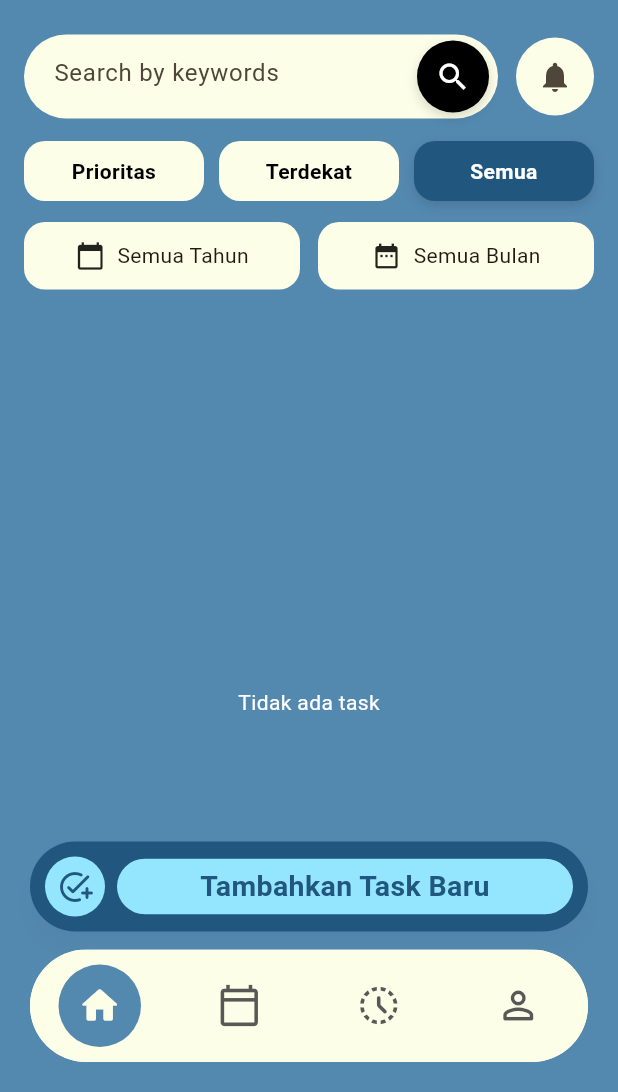
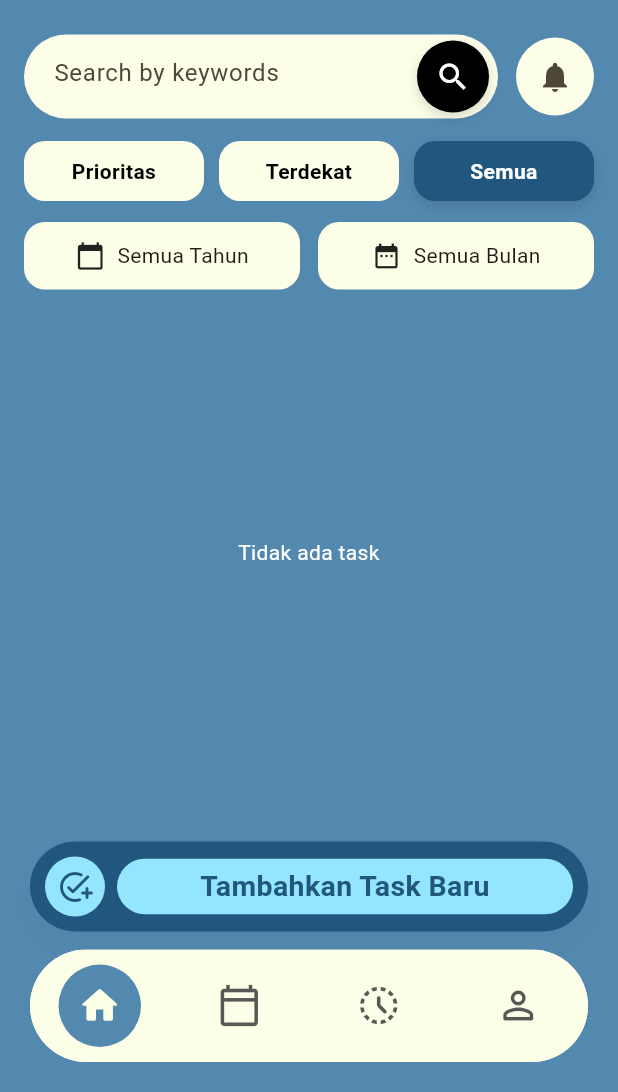
Before and after one commit to habibNurrohmad/ticktask_frontend, a Flutter app: the MainNavView screen opened by its route, on a phone screen of 412 x 824 dp, the part 144-1236 px from its top. Run offline on Flutter 3.47's test engine with Material 3 defaults, Android fonts, the light colour scheme and no system bars; our stand-ins replace get, get_storage, image_picker, table_calendar; accounts and stored records are empty; network calls fail.

Commit message:
Major Update

```diff
--- a/lib/app/modules/home/controllers/home_controller.dart
+++ b/lib/app/modules/home/controllers/home_controller.dart
@@ -87,7 +87,8 @@ class HomeController extends GetxController with WidgetsBindingObserver {
   // FILTERED LIST (digunakan View)
   // ---------------------------------------------------------------------------
   List<TaskModel> get filteredTasks {
-    List<TaskModel> list = tasks;
+    // Jangan tampilkan task yang sudah selesai (isDone == 1)
+    List<TaskModel> list = tasks.where((t) => t.isDone != 1).toList();
 
     // -- SEARCH --
     if (searchQuery.value.isNotEmpty) {
--- a/lib/app/modules/home/views/home_view.dart
+++ b/lib/app/modules/home/views/home_view.dart
@@ -431,13 +431,23 @@ class HomeView extends GetView<HomeController> {
                 }
 
                 if (controller.filteredTasks.isEmpty) {
-                  return const Center(
-                    child: Text(
-                      "Tidak ada task",
-                      style: TextStyle(color: Colors.white),
+                  return Center(
+                    child: Column(
+                      mainAxisAlignment: MainAxisAlignment.center,
+                      crossAxisAlignment: CrossAxisAlignment.center,
+                      mainAxisSize: MainAxisSize.min,
+                      children: [
+                        Text(
+                          "Tidak ada task",
+                          textAlign: TextAlign.center,
+                          style: TextStyle(color: Colors.white),
+                        ),
+                        SizedBox(height: 200),
+                      ],
                     ),
                   );
                 }
+
 
                 return RefreshIndicator(
                   color: Colors.white,
```
Also changed, not shown: lib/app/modules/calendar/views/calendar_view.dart (+6 -4 lines), lib/app/modules/create_new_task/views/create_new_task_view.dart (+38 -0 lines), lib/app/modules/task_detail/controllers/task_detail_controller.dart (+14 -1 lines), lib/app/modules/task_detail/views/task_detail_view.dart (+35 -8 lines).
